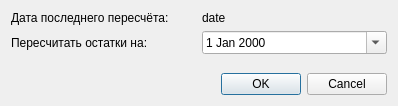
First picture: the form in dialogrest.ui, repository Sergeyego/ship, before the edit.
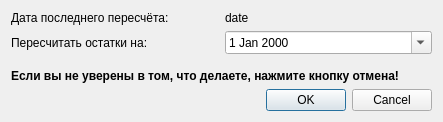
Second picture: the form after the edit. Custom widgets are drawn as their Qt base class.

Diff of the .ui file:
```diff
--- a/dialogrest.ui
+++ b/dialogrest.ui
@@ -6,10 +6,22 @@
    <rect>
     <x>0</x>
     <y>0</y>
-    <width>398</width>
-    <height>106</height>
+    <width>443</width>
+    <height>122</height>
    </rect>
   </property>
+  <property name="minimumSize">
+   <size>
+    <width>443</width>
+    <height>122</height>
+   </size>
+  </property>
+  <property name="maximumSize">
+   <size>
+    <width>443</width>
+    <height>122</height>
+   </size>
+  </property>
   <property name="windowTitle">
    <string>Пересчитать остатки</string>
   </property>
@@ -59,6 +71,19 @@
      </property>
     </spacer>
    </item>
+   <item>
+    <widget class="QLabel" name="label_2">
+     <property name="font">
+      <font>
+       <weight>75</weight>
+       <bold>true</bold>
+      </font>
+     </property>
+     <property name="text">
+      <string>Если вы не уверены в том, что делаете, нажмите кнопку отмена!</string>
+     </property>
+    </widget>
+   </item>
    <item>
     <widget class="QDialogButtonBox" name="buttonBox">
      <property name="orientation">
```
